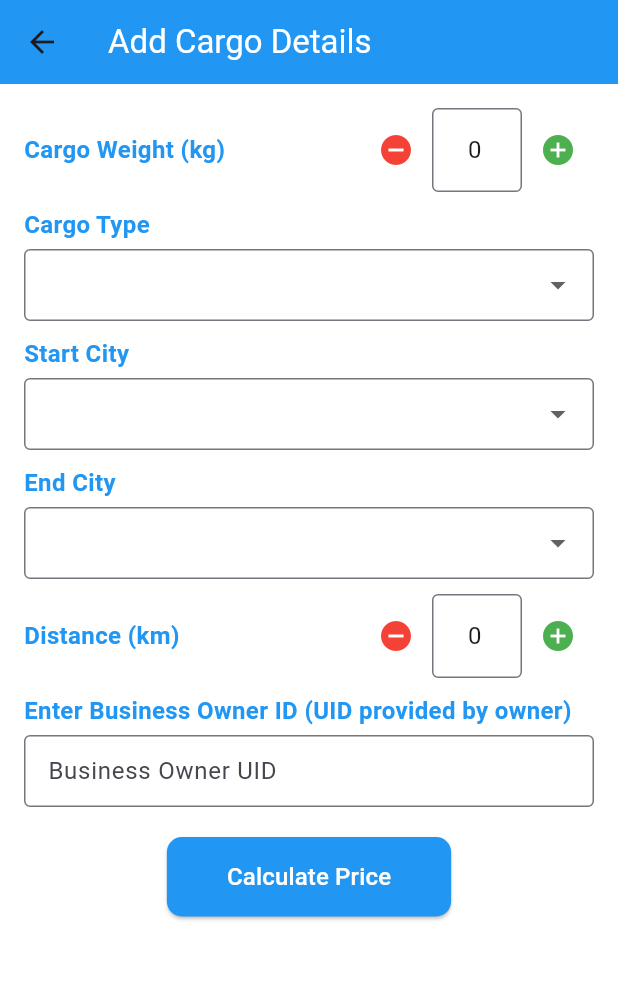
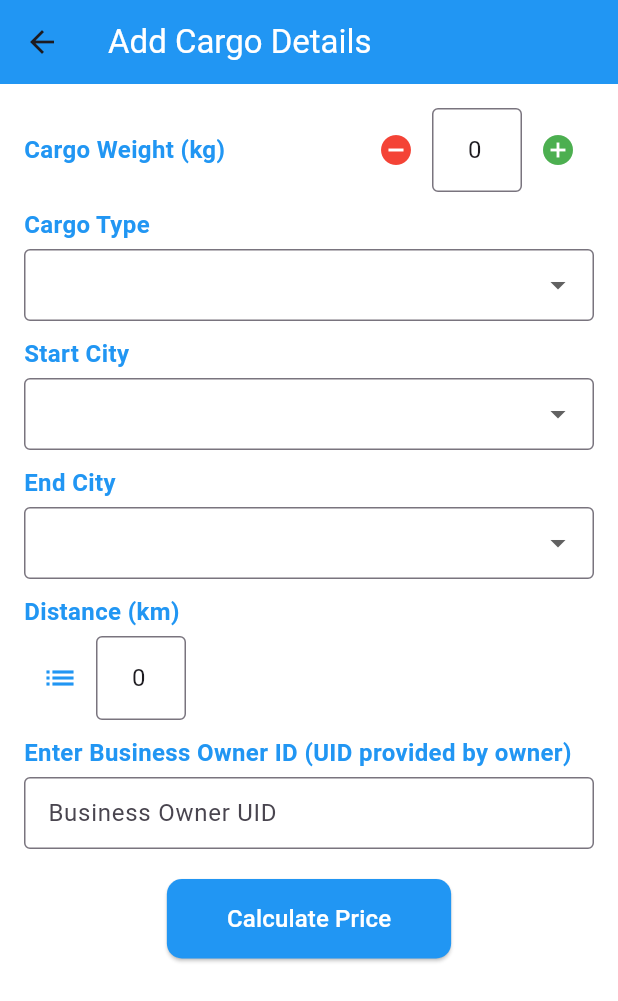
Before and after one commit to Jaweriaamemon23/Sindh-Truck-Cargo-Hub, a Flutter app: the CargoDetailsScreen screen opened directly, on a phone screen of 412 x 824 dp. Shown: the top 1001 px of the screen. Run offline on Flutter 3.47's test engine with Material 3 defaults, Android fonts, the phone set to English and light mode, and no system bars; our stand-ins replace cloud_firestore, file_picker, firebase_auth, firebase_core, flutter_dotenv; accounts and stored records are empty.

Commit message:
Add list of distances between different cities

```diff
--- a/lib/screens/cargo_details.dart
+++ b/lib/screens/cargo_details.dart
@@ -27,6 +27,16 @@ class _CargoDetailsScreenState extends State<CargoDetailsScreen> {
   final List<String> cities = ['Karachi', 'Hyderabad', 'Sukkur', 'Larkana'];
 
   double? estimatedPrice;
+
+  // Predefined list of distances with city-to-city info
+  final List<Map<String, dynamic>> predefinedDistances = [
+    {"route": "Karachi → Hyderabad", "distance": 167},
+    {"route": "Karachi → Larkana", "distance": 380},
+    {"route": "Karachi → Sukkur", "distance": 450},
+    {"route": "Hyderabad → Larkana", "distance": 210},
+    {"route": "Hyderabad → Sukkur", "distance": 280},
+    {"route": "Larkana → Sukkur", "distance": 125},
+  ];
 
   void _calculatePrice() {
     int weight = int.tryParse(_weightController.text) ?? 0;
@@ -166,6 +176,41 @@ class _CargoDetailsScreenState extends State<CargoDetailsScreen> {
     );
   }
 
+  // Function to show distance chart dialog with updated list
+  void _showDistanceChart() {
+    showDialog(
+      context: context,
+      builder: (context) {
+        return AlertDialog(
+          title: Text('Select Distance'),
+          content: SingleChildScrollView(
+            child: Column(
+              children: predefinedDistances.map((distanceData) {
+                return ListTile(
+                  title: Text(
+                      '${distanceData["route"]} : ${distanceData["distance"]} km'),
+                  onTap: () {
+                    setState(() {
+                      _distanceController.text =
+                          distanceData["distance"].toString();
+                    });
+                    Navigator.of(context).pop();
+                  },
+                );
+              }).toList(),
+            ),
+          ),
+          actions: [
+            TextButton(
+              onPressed: () => Navigator.of(context).pop(),
+              child: Text('Cancel'),
+            ),
+          ],
+        );
+      },
+    );
+  }
+
   @override
   Widget build(BuildContext context) {
     return Scaffold(
@@ -263,7 +308,32 @@ class _CargoDetailsScreenState extends State<CargoDetailsScreen> {
   }
 
   Widget _buildDistanceInput() {
-    return _buildInputWithButtons('Distance (km)', _distanceController);
+    return Column(
+      crossAxisAlignment: CrossAxisAlignment.start,
+      children: [
+        Text('Distance (km)',
+            style: TextStyle(
+                fontSize: 16, fontWeight: FontWeight.bold, color: Colors.blue)),
+        SizedBox(height: 5),
+        Row(
+          children: [
+            IconButton(
+              icon: Icon(Icons.list, color: Colors.blue),
+              onPressed: _showDistanceChart, // Show distance chart when clicked
+            ),
+            SizedBox(
+              width: 60,
+              child: TextField(
+                controller: _distanceController,
+                keyboardType: TextInputType.number,
+                textAlign: TextAlign.center,
+                decoration: InputDecoration(border: OutlineInputBorder()),
+              ),
+            ),
+          ],
+        ),
+      ],
+    );
   }
 
   Widget _buildInputWithButtons(
```
